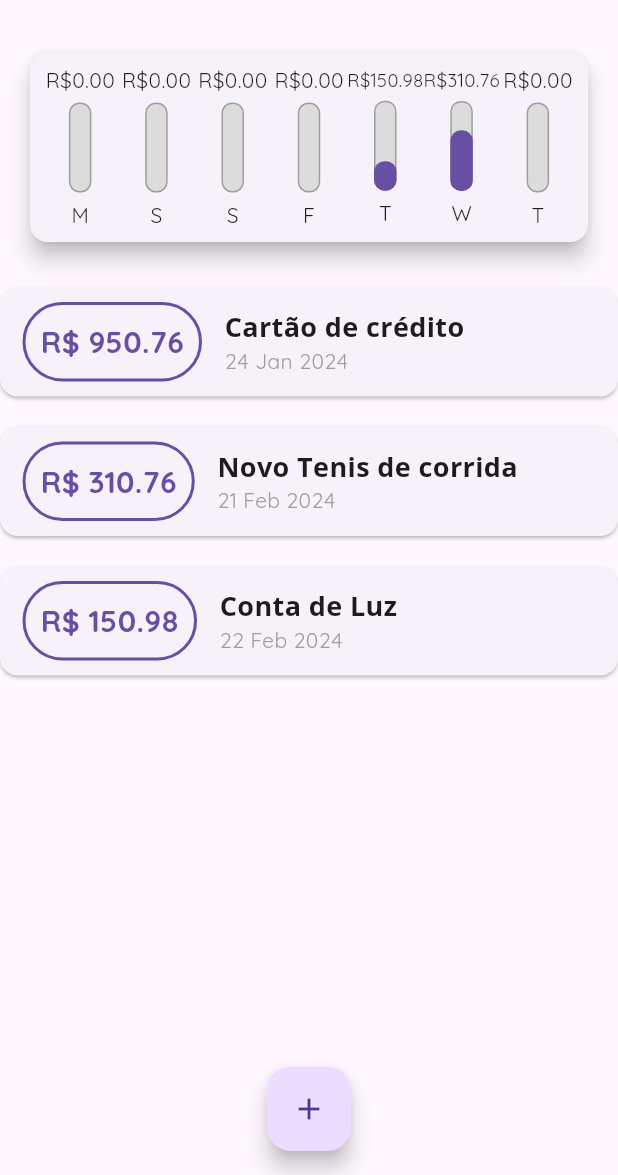
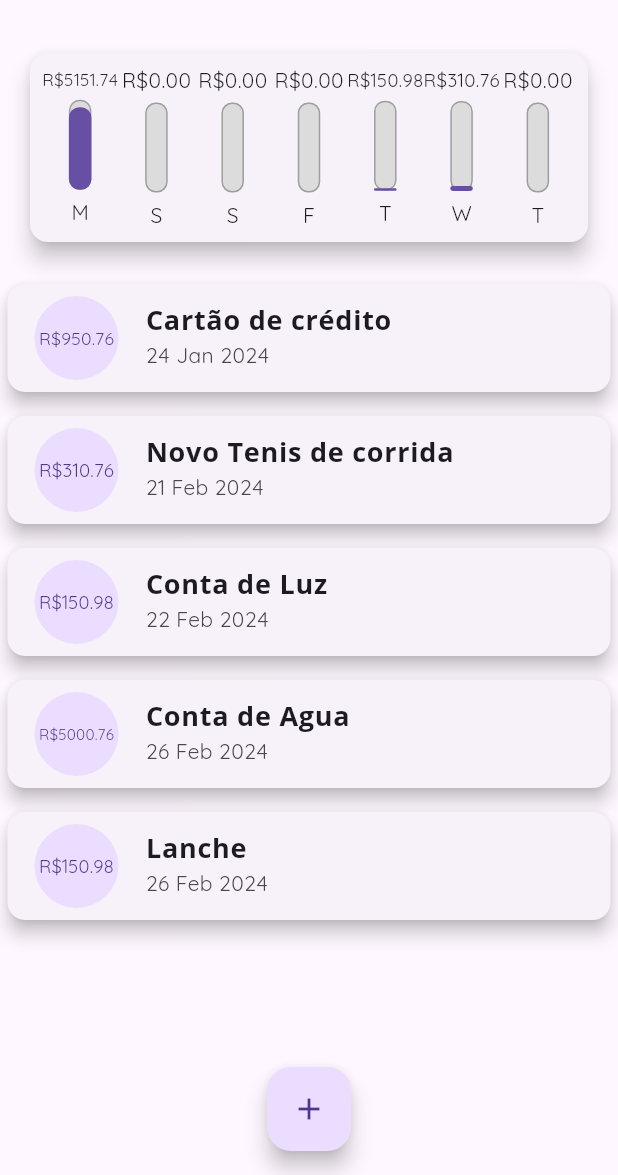
Before and after one commit to Rezende-Fabio/Despesas-Flutter, a Flutter app: the screen it shows after launch, on a phone screen of 412 x 824 dp, the part 61-1236 px from its top. Run offline on Flutter 3.47's test engine with Material 3 defaults, Android fonts, the phone set to English and light mode, and no system bars.

Commit message:
adjusting list transactions

```diff
--- a/lib/components/transection_list.dart
+++ b/lib/components/transection_list.dart
@@ -34,41 +34,23 @@ class TransactionList extends StatelessWidget {
               itemBuilder: (ctx, index) {
                 final tr = transactions[index];
                 return Card(
-                  margin: EdgeInsets.symmetric(vertical: 10),
-                  child: Row(
-                    children: [
-                      Container(
-                        margin:
-                            EdgeInsets.symmetric(horizontal: 15, vertical: 10),
-                        decoration: BoxDecoration(
-                            border: Border.all(
-                              color: Theme.of(context).primaryColor,
-                              width: 2,
-                            ),
-                            borderRadius: BorderRadius.circular(50)),
-                        padding: EdgeInsets.all(10),
-                        child: Text(
-                          "R\$ ${tr.value.toStringAsFixed(2)}",
-                          style: TextStyle(
-                            fontWeight: FontWeight.bold,
-                            fontSize: 20,
-                            color: Theme.of(context).primaryColor,
-                          ),
+                  elevation: 5,
+                  margin: EdgeInsets.symmetric(vertical: 8, horizontal: 5),
+                  child: ListTile(
+                    leading: CircleAvatar(
+                      radius: 30,
+                      child: Padding(
+                        padding: const EdgeInsets.all(5),
+                        child: FittedBox(
+                          child: Text("R\$${tr.value}"),
                         ),
                       ),
-                      Column(
-                        crossAxisAlignment: CrossAxisAlignment.start,
-                        children: [
-                          Text(tr.title,
-                              style:
-                                  Theme.of(context).appBarTheme.titleTextStyle),
-                          Text(
-                            DateFormat("d MMM y").format(tr.date),
-                            style: TextStyle(color: Colors.grey),
-                          ),
-                        ],
-                      )
-                    ],
+                    ),
+                    title: Text(
+                      tr.title,
+                      style: Theme.of(context).appBarTheme.titleTextStyle,
+                    ),
+                    subtitle: Text(DateFormat('d MMM y').format(tr.date)),
                   ),
                 );
               },
--- a/lib/main.dart
+++ b/lib/main.dart
@@ -53,6 +53,18 @@ class _MyHomePageState extends State<MyHomePage> {
       title: "Conta de Luz",
       value: 150.98,
       date: DateTime.now().subtract(Duration(days: 4)),
+    ),
+    Transaction(
+      id: 3,
+      title: "Conta de Agua",
+      value: 5000.76,
+      date: DateTime.now(),
+    ),
+    Transaction(
+      id: 4,
+      title: "Lanche",
+      value: 150.98,
+      date: DateTime.now(),
     ),
   ];
 
```
